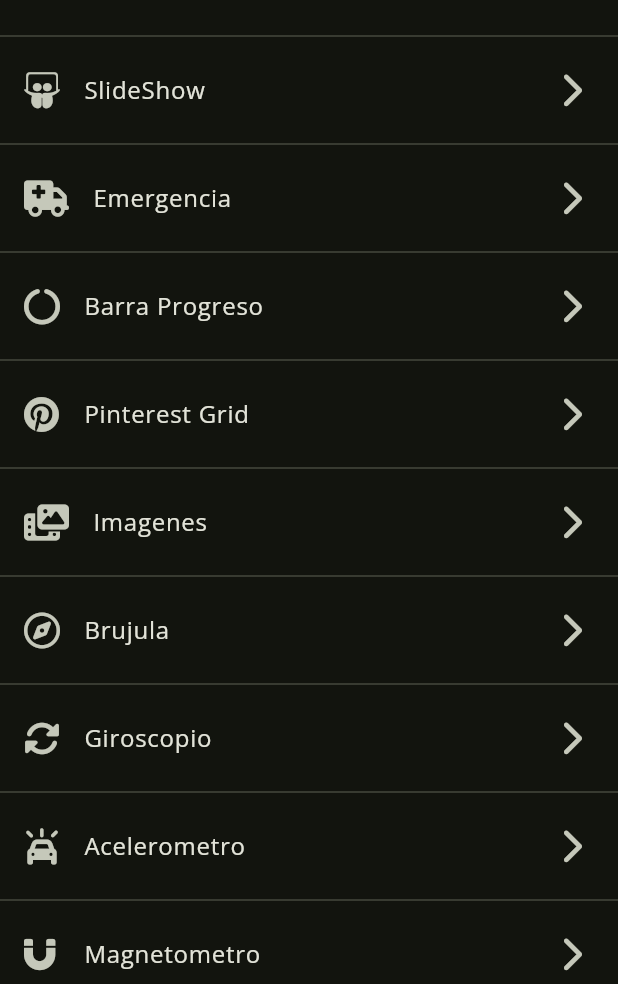
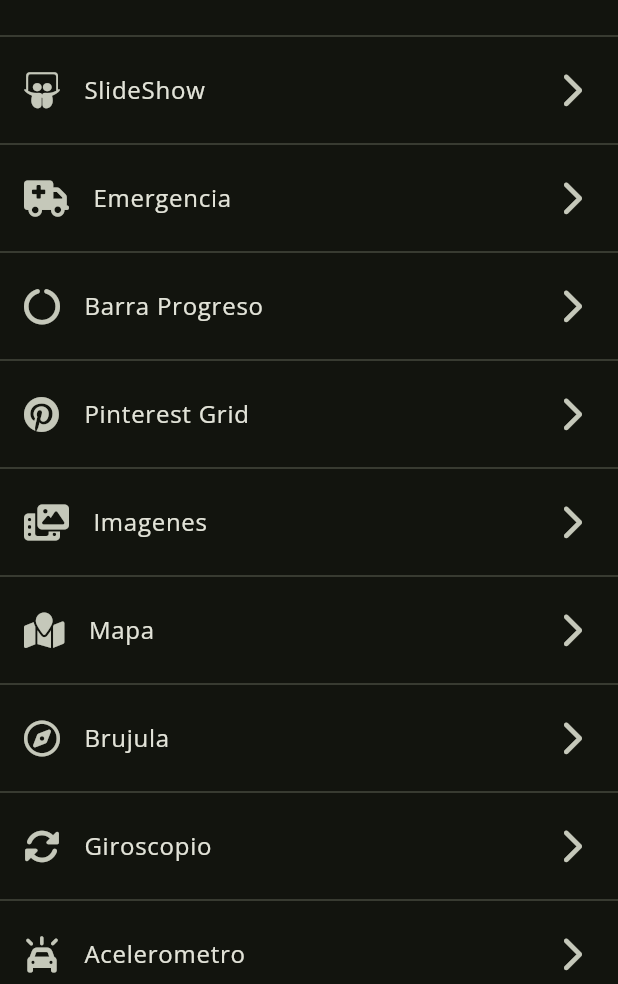
Before and after one commit to Zero0242/fl_animations_app, a Flutter app: the screen it shows after launch, on a phone screen of 412 x 824 dp, the part 252-1236 px from its top. Run offline on Flutter 3.47's test engine with Material 3 defaults, Android fonts, the phone set to English and light mode, and no system bars; our stand-ins replace animate_do, cached_network_image, flutter_compass, flutter_map, flutter_riverpod, flutter_svg and 10 more.

Commit message:
[MAPA]: ubicacion desde el mapa

```diff
--- a/lib/config/router/app_router.dart
+++ b/lib/config/router/app_router.dart
@@ -62,6 +62,10 @@ final goRouterProvider = Provider<GoRouter>((ref) {
         builder: (context, state) => const MagnetometerScreen(),
       ),
       GoRoute(
+        path: MapScreen.route,
+        builder: (context, state) => const MapScreen(),
+      ),
+      GoRoute(
         path: GyroscopeBallScreen.route,
         builder: (context, state) => const GyroscopeBallScreen(),
       ),
--- a/lib/presentation/screens/home/home_screen.dart
+++ b/lib/presentation/screens/home/home_screen.dart
@@ -44,6 +44,11 @@ class HomeScreen extends ConsumerWidget {
           icon: FontAwesomeIcons.photoFilm,
           titulo: 'Imagenes',
           page: ImageColorsScreen.route,
+        ),
+        _Route(
+          icon: FontAwesomeIcons.mapLocation,
+          titulo: 'Mapa',
+          page: MapScreen.route,
         ),
         _Route(
           icon: FontAwesomeIcons.compass,
--- a/lib/presentation/screens/screens.dart
+++ b/lib/presentation/screens/screens.dart
@@ -9,6 +9,7 @@ export 'emergency/emergency_screen.dart';
 export 'headers/headers_home_screen.dart';
 export 'home/home_screen.dart';
 export 'image/image_colors_screen.dart';
+export 'map/map_screen.dart';
 export 'pinterest/pinterest_screen.dart';
 export 'pinterest/pokemon_detail_screen.dart';
 export 'progress/circular_progress_screen.dart';
--- a/lib/presentation/views/location_permission_view.dart
+++ b/lib/presentation/views/location_permission_view.dart
@@ -8,9 +8,7 @@ class LocationPermisionView extends ConsumerWidget {
   @override
   Widget build(BuildContext context, ref) {
     return Scaffold(
-      appBar: AppBar(
-        title: const Text('Permiso Requerido'),
-      ),
+      appBar: AppBar(title: const Text('Permiso Requerido')),
       body: Center(
         child: FilledButton(
           child: const Text('Localización Necesaria'),
--- a/pubspec.yaml
+++ b/pubspec.yaml
@@ -13,6 +13,7 @@ dependencies:
   flutter:
     sdk: flutter
   flutter_compass: ^0.8.1
+  flutter_map: ^7.0.2
   flutter_riverpod: ^2.5.1
   flutter_staggered_grid_view: ^0.7.0
   flutter_svg: ^2.0.10+1
@@ -21,6 +22,7 @@ dependencies:
   go_router: ^14.2.8
   google_fonts: ^6.2.1
   image_picker: ^1.1.2
+  latlong2: ^0.9.1
   palette_generator: ^0.3.3+5
   permission_handler: ^11.3.1
   sensors_plus: ^6.1.0
```
Also changed, not shown: lib/presentation/screens/map/map_screen.dart (added, +73 -0 lines), pubspec.lock.
